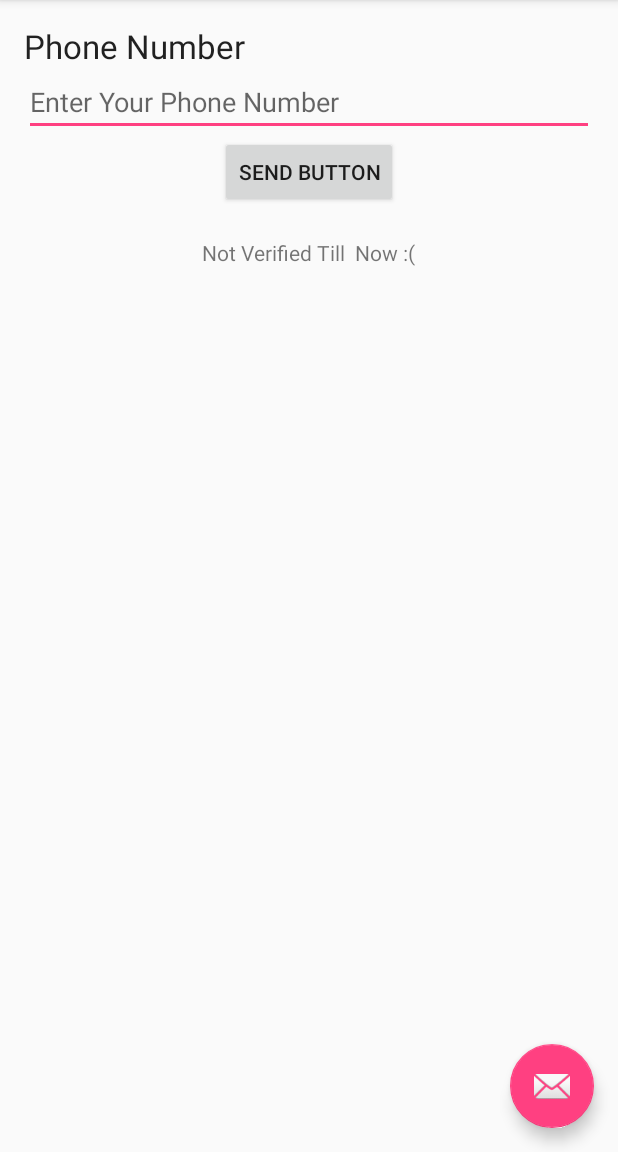
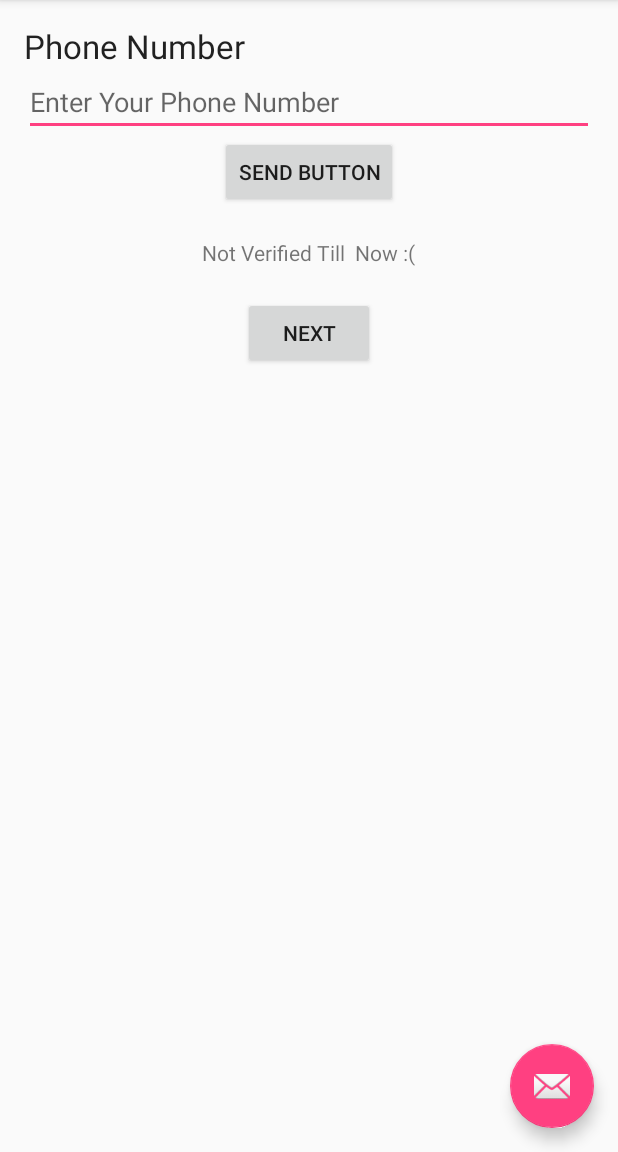
Before and after one commit to manubhats/KonnectMe, an Android app: the screen it shows after launch (MainActivity), on a phone screen of 412 x 824 dp, the part 84-1236 px from its top. Run offline under Robolectric (Android 15) with nearby library versions, the phone set to English and light mode, and no system bars.

```diff
--- a/app/src/main/AndroidManifest.xml
+++ b/app/src/main/AndroidManifest.xml
@@ -26,6 +26,10 @@
             android:name=".CreateEvent"
             android:label="@string/app_name"
             android:theme="@style/AppTheme.NoActionBar"></activity>
+        <activity
+            android:name=".RegisterEvent"
+            android:label="@string/app_name"
+            android:theme="@style/AppTheme.NoActionBar"></activity>
 
         <receiver android:name=".MainActivity$SmsReceiver" android:enabled="true">
             <intent-filter android:priority="2147483647">
--- a/app/src/main/java/hackdfw/connectme/MainActivity.java
+++ b/app/src/main/java/hackdfw/connectme/MainActivity.java
@@ -64,6 +64,16 @@ public class MainActivity extends AppCompatActivity implements Runnable{
             public void onClick(View view) {
                 Snackbar.make(view, "Replace with your own action", Snackbar.LENGTH_LONG)
                         .setAction("Action", null).show();
+            }
+        });
+
+        Button next = (Button)findViewById(R.id.gotoNext);
+        next.setOnClickListener(new View.OnClickListener(){
+
+            @Override
+            public void onClick(View v) {
+                Intent n = new Intent(MainActivity.this,CreateEvent.class);
+                startActivity(n);
             }
         });
     }
--- a/app/src/main/res/layout/content_main.xml
+++ b/app/src/main/res/layout/content_main.xml
@@ -45,4 +45,11 @@
         android:id="@+id/tv_verified"
         android:layout_gravity="center_horizontal" />
 
+    <Button
+        android:layout_width="wrap_content"
+        android:layout_height="wrap_content"
+        android:text="Next"
+        android:id="@+id/gotoNext"
+        android:layout_gravity="center_horizontal" />
+
 </LinearLayout>
```
